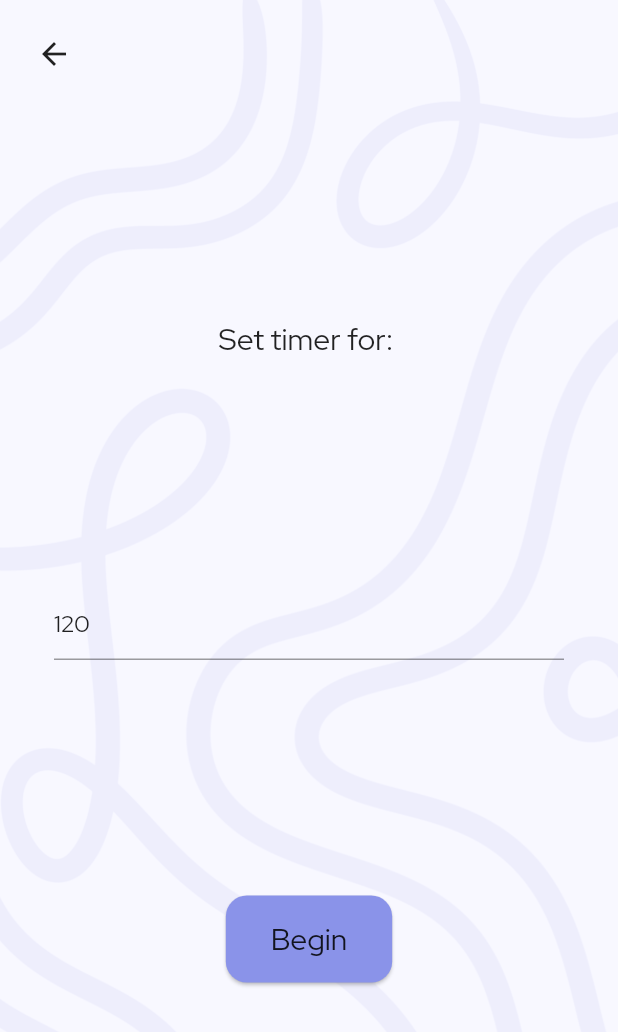
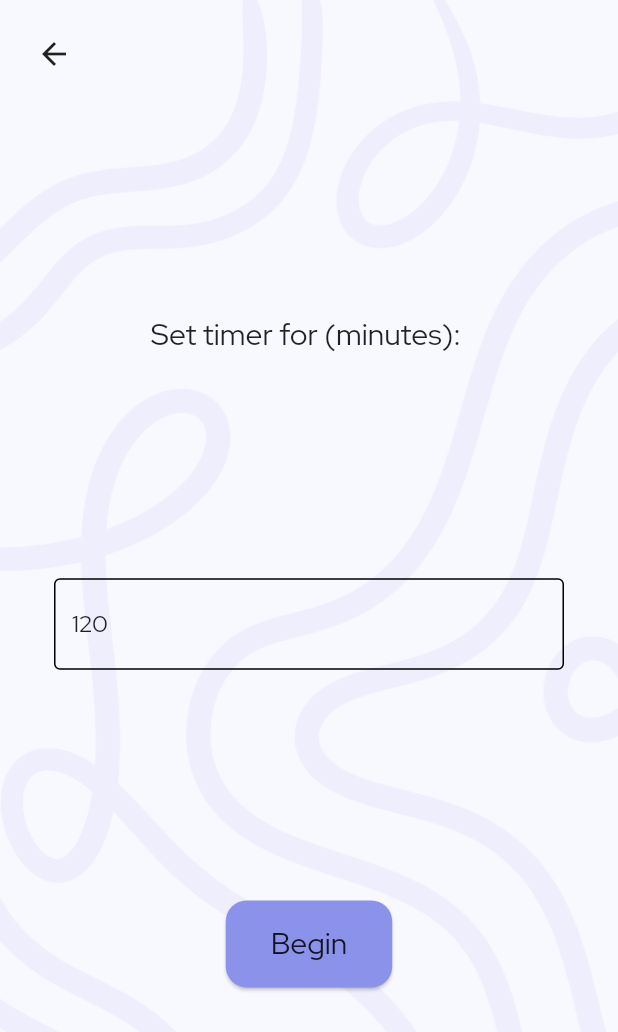
Before and after one commit to simrat39/StudyBuddy, a Flutter app: the TimeSelectPage screen opened directly, on a phone screen of 412 x 824 dp. Shown: the top 1032 px of the screen. Run offline on Flutter 3.47's test engine with Material 2 defaults, Android fonts, the phone set to English and light mode, and no system bars; our stand-ins replace flutter_riverpod.

Commit message:
feat(time_select_page): Theme text field

```diff
--- a/lib/time_select/time_select_page.dart
+++ b/lib/time_select/time_select_page.dart
@@ -56,11 +56,17 @@ class _TimeSelectPageState extends State<TimeSelectPage> {
                       mainAxisAlignment: MainAxisAlignment.spaceEvenly,
                       children: [
                         Text(
-                          "Set timer for: ",
+                          "Set timer for (minutes): ",
                           style: Theme.of(context).textTheme.titleLarge,
                         ),
                         TextField(
                           controller: _controller,
+                          style: Theme.of(context).textTheme.titleMedium,
+                          decoration: const InputDecoration(
+                            focusedBorder: OutlineInputBorder(),
+                            enabledBorder: OutlineInputBorder(),
+                            hintText: 'Minutes',
+                          ),
                         ),
                         Material(
                           type: MaterialType.transparency,
```
